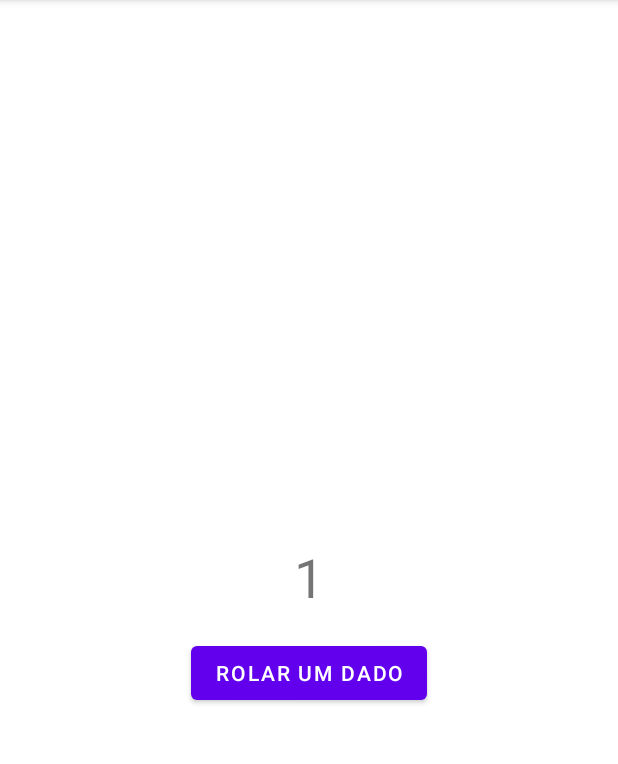
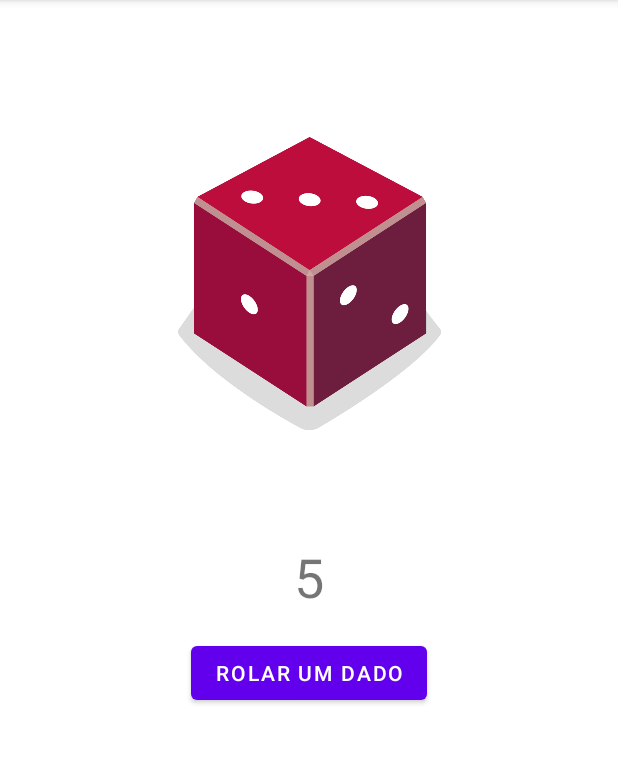
Before and after one commit to gui536/DiceRoller_2DS_2023-1, an Android app: the screen it shows after launch (MainActivity), after a tap on "ROLAR UM DADO", on a phone screen of 412 x 824 dp, the part 84-848 px from its top. Run offline under Robolectric (Android 15) with nearby library versions, the phone set to English and light mode, and no system bars.

Commit message:
Adicionada lógica de alteração de imagens

```diff
--- a/app/src/main/java/com/example/diceroller/MainActivity.kt
+++ b/app/src/main/java/com/example/diceroller/MainActivity.kt
@@ -3,6 +3,7 @@ package com.example.diceroller
 import androidx.appcompat.app.AppCompatActivity
 import android.os.Bundle
 import android.widget.Button
+import android.widget.ImageView
 import android.widget.TextView
 import android.widget.Toast
 
@@ -16,9 +17,34 @@ class MainActivity : AppCompatActivity() {
         rollButton.setOnClickListener(){
             //gera uma Toast na tela informado que rolamos um dado.
             val toast = Toast.makeText(this, "Rolou um dado!", Toast.LENGTH_SHORT)
-            val resultText: TextView = findViewById(R.id.txtRollResult)
-            resultText.text = "1"
+            rollDice()
+        }
+    }
+    fun rollDice(){
+        val dice = Dice(6)
+        val resultText: TextView = findViewById(R.id.txtRollResult)
+        val imageView: ImageView = findViewById(R.id.imageView)
+        val diceRoll = dice.roll()
+
+
+
+        if (diceRoll == 1){
+            imageView.setImageResource(R.drawable.dice_1)
+        }
+        if (diceRoll == 2){
+            imageView.setImageResource(R.drawable.dice_1)
+        }
+        if (diceRoll == 3){
+            imageView.setImageResource(R.drawable.dice_1)
+        }
+        resultText.text = diceRoll.toString()
+    }
+
+    class Dice(private val numSides: Int){
+        fun roll(): Int{
+            return (1..numSides).random()
         }
     }
 
+
 }
--- a/app/src/main/res/layout/activity_main.xml
+++ b/app/src/main/res/layout/activity_main.xml
@@ -27,4 +27,15 @@
         app:layout_constraintStart_toStartOf="parent"
         app:layout_constraintTop_toBottomOf="@+id/txtRollResult" />
 
+    <ImageView
+        android:id="@+id/imageView"
+        android:layout_width="175dp"
+        android:layout_height="499dp"
+        android:layout_marginTop="16dp"
+        app:layout_constraintBottom_toTopOf="@+id/txtRollResult"
+        app:layout_constraintEnd_toEndOf="parent"
+        app:layout_constraintStart_toStartOf="parent"
+        app:layout_constraintTop_toTopOf="parent"
+        app:srcCompat="@drawable/dice_3" />
+
 </androidx.constraintlayout.widget.ConstraintLayout>
```
Also changed, not shown: app/src/main/res/drawable/dice_1.png (added), app/src/main/res/drawable/dice_2.png (added), app/src/main/res/drawable/dice_3.png (added), app/src/main/res/drawable/dice_4.png (added), app/src/main/res/drawable/dice_5.png (added), app/src/main/res/drawable/dice_6.png (added).
